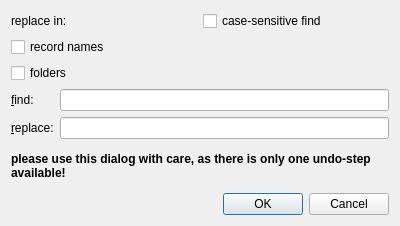
The window that application/qfrdrreplacedialog.ui (jkriege2/QuickFit3) describes before a commit, drawn with Qt 5.
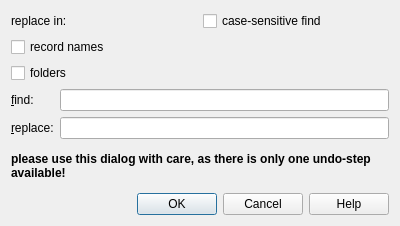
The same window after the commit.

Commit message: QuickFit3/fcs_fitfunctions: added fitfunction with flow and v,D,wxy as parameters QuickFit3: updated online help for tools

```diff
--- a/application/qfrdrreplacedialog.ui
+++ b/application/qfrdrreplacedialog.ui
@@ -87,7 +87,7 @@
       <enum>Qt::Horizontal</enum>
      </property>
      <property name="standardButtons">
-      <set>QDialogButtonBox::Cancel|QDialogButtonBox::Ok</set>
+      <set>QDialogButtonBox::Cancel|QDialogButtonBox::Help|QDialogButtonBox::Ok</set>
      </property>
     </widget>
    </item>
```
Left out of the diff: 27 changed lines with no effect on the pictures. The commit also changes 36 other files.
